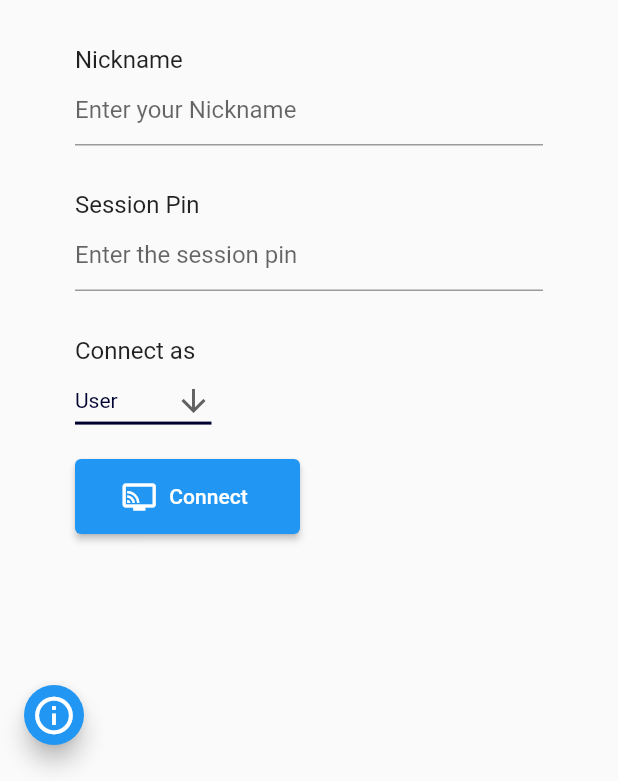
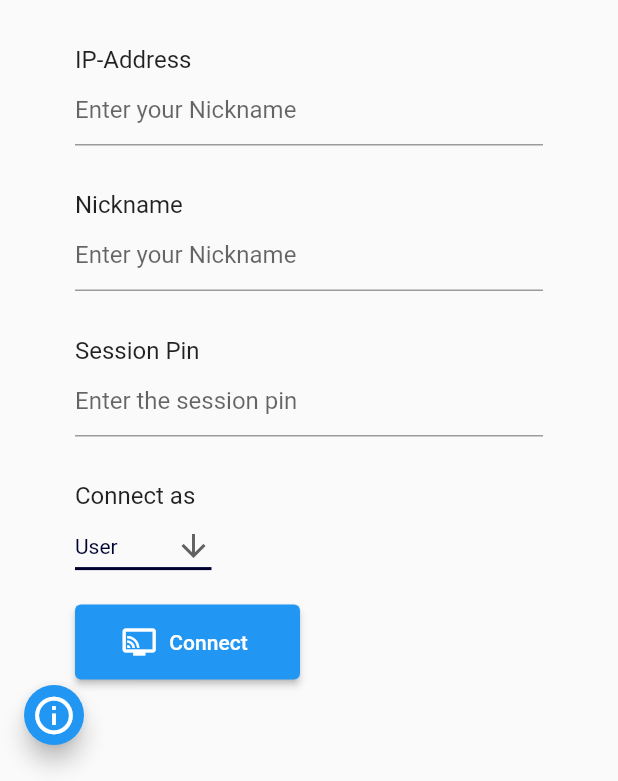
Before and after one commit to ClemensWon/RaspPlayer, a Flutter app: the screen it shows after launch, after a tap on "Connect", on a phone screen of 412 x 824 dp, the part 455-1236 px from its top. Run offline on Flutter 3.47's test engine with Material 2 defaults, Android fonts, the phone set to English and light mode, and no system bars; our stand-ins replace device_info, file_picker; accounts and stored records are empty.

Commit message:
added IPaddress input field, added comments

```diff
--- a/raspplayer_app/lib/Screens/ConnectScreen.dart
+++ b/raspplayer_app/lib/Screens/ConnectScreen.dart
@@ -5,6 +5,7 @@ import 'package:flutter/cupertino.dart';
 import 'package:flutter/material.dart';
 import 'package:raspplayer_app/Services/DeviceInfoService.dart';
 import 'package:raspplayer_app/Services/RestService.dart';
+import 'package:raspplayer_app/Services/UserData.dart';
 
 class ConnectScreen extends StatefulWidget {
   @override
@@ -25,6 +26,7 @@ class ConnectScreenState extends State<ConnectScreen> {
       floatingActionButton: Container(
         width: 40,
         child: FloatingActionButton(
+          //if executed, switch to the 'AboutScreen'
           onPressed: () {
             Navigator.pushReplacementNamed(context, 'About');
             },
@@ -61,17 +63,36 @@ class ConnectScreenState extends State<ConnectScreen> {
               Padding(
                 padding: const EdgeInsets.fromLTRB(0, 30, 0, 0),
                 child: Text(
+                  'IP-Address',
+                  style: TextStyle(fontSize: 16),
+                  textAlign: TextAlign.center,
+                ),
+              ),
+              //input field for nickname
+              TextField(
+                onChanged: (ipaddress) {
+                  UserData.ipaddress = ipaddress;
+                },
+                decoration: InputDecoration(
+                  hintText: 'Enter your Nickname',
+                ),
+              ),
+              Padding(
+                padding: const EdgeInsets.fromLTRB(0, 30, 0, 0),
+                child: Text(
                   'Nickname',
                   style: TextStyle(fontSize: 16),
                   textAlign: TextAlign.center,
                 ),
               ),
+              //input field for nickname
               TextField(
                 controller: _nickname,
                 decoration: InputDecoration(
                   hintText: 'Enter your Nickname',
                 ),
               ),
+              //create input field for specific user role
               if (dropdownValue == 'User') Padding(
                 padding: const EdgeInsets.fromLTRB(0, 30, 0, 0),
                 child: Text(
@@ -108,6 +129,8 @@ class ConnectScreenState extends State<ConnectScreen> {
                   textAlign: TextAlign.center,
                 ),
               ),
+
+              //dropdown menu for selecting user role
               Container(
                 child: DropdownButton<String>(
                   value: dropdownValue,
@@ -153,10 +176,6 @@ class ConnectScreenState extends State<ConnectScreen> {
   }
 
   OnConnect() {
-    stderr.writeln({
-      'username': _nickname.text,
-      'sessionPin': _sessionPin.text
-    });
     DeviceInfoService deviceInfoService = new DeviceInfoService();
     RestService restService = new RestService();
     deviceInfoService.getDeviceId().then((deviceId) {
--- a/raspplayer_app/lib/Screens/MainScreen.dart
+++ b/raspplayer_app/lib/Screens/MainScreen.dart
@@ -50,10 +50,12 @@ class MainScreenState extends State<MainScreen> {
     );
   }
 
+
   @override
   void initState(){
     super.initState();
     loadQueue();
+    //continuously makes requests to the backend for UI update
     Timer.periodic(new Duration(seconds: 1), (timer) {
       var route = ModalRoute.of(context);
       stderr.writeln(route.settings.name);
@@ -71,6 +73,7 @@ class MainScreenState extends State<MainScreen> {
   @override
   Widget build(BuildContext context) {
     // TODO: implement build
+    //responsible for state management
     MainScreenProvider mainScreenProvider = Provider.of<MainScreenProvider>(context);
     return Scaffold(
       appBar: AppBar(
--- a/raspplayer_app/lib/Screens/PlaylistsScreen.dart
+++ b/raspplayer_app/lib/Screens/PlaylistsScreen.dart
@@ -28,6 +28,7 @@ class PlaylistsScreenState extends State<PlaylistsScreen> {
     );
   }
 
+  //loadPlaylists() gets called once for each state object
   @override
   void initState() {
     super.initState();
@@ -45,16 +46,19 @@ class PlaylistsScreenState extends State<PlaylistsScreen> {
       body: Container(
           width: double.infinity,
           margin: EdgeInsets.all(10),
+          //on refresh, reload playlists
           child: RefreshIndicator(
             onRefresh: () async{
               loadPlaylists();
             },
+            //Display playlists as List and each playlist as PlayListItem
             child: ListView(
               children: playlistList,
             ),
           )
       ),
       floatingActionButton: IconButton(icon: Icon(Icons.add_circle),
+        //if executed, show popup to create a new playlist, then load playlists
         onPressed: () {
           showDialog(context: context, builder: (build) {
             return CreatePlayListDialog();
@@ -68,6 +72,7 @@ class PlaylistsScreenState extends State<PlaylistsScreen> {
     );
   }
 
+  //get all playlists from database and save them in 'playlistList'
   void loadPlaylists() {
     RestService restService = new RestService();
     final List<PlayListItem> tmp = <PlayListItem>[];
--- a/raspplayer_app/lib/Services/RestService.dart
+++ b/raspplayer_app/lib/Services/RestService.dart
@@ -10,7 +10,12 @@ import 'package:raspplayer_app/model/Song.dart';
 
 
 class RestService {
-  final String hostname = "http://192.168.0.101:5000";
+
+  RestService() {
+    hostname = "http://" + UserData.ipaddress + ":5000";
+  }
+
+  String hostname;
 
   //Test functionality
   void testFetch() async{
--- a/raspplayer_app/lib/Services/UserData.dart
+++ b/raspplayer_app/lib/Services/UserData.dart
@@ -3,4 +3,5 @@ class UserData {
   static String token;
   static String deviceID;
   static String role;
+  static String ipaddress;
 }
```
Also changed, not shown: raspplayer_app/lib/Screens/DeviceOptionsScreen.dart (+7 -0 lines), raspplayer_app/lib/Screens/LibaryScreen.dart (+10 -4 lines), raspplayer_app/lib/Screens/PlaylistScreen.dart (+5 -7 lines), raspplayer_app/lib/Screens/StatisticsScreen.dart (+9 -0 lines), raspplayer_app/lib/Screens/UserListScreen.dart (+8 -1 lines).
